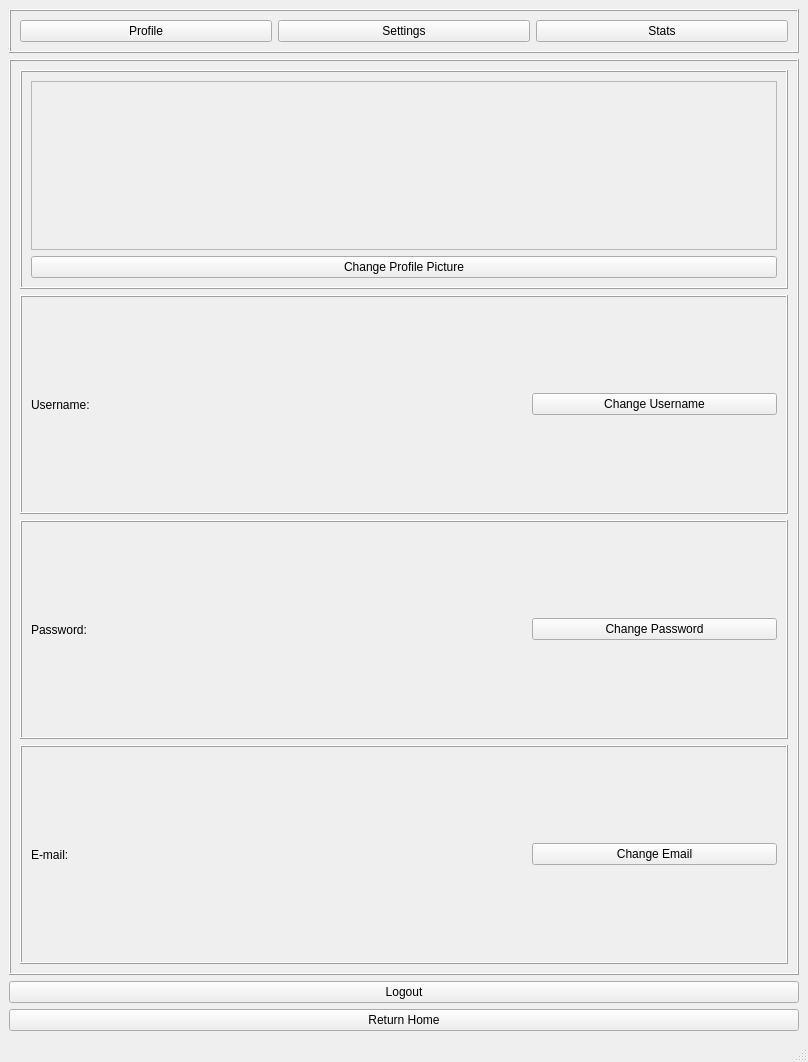
Old version of the form app/frontend/qtdesigner/profile_design.ui in the repository Webtamu/shumi.
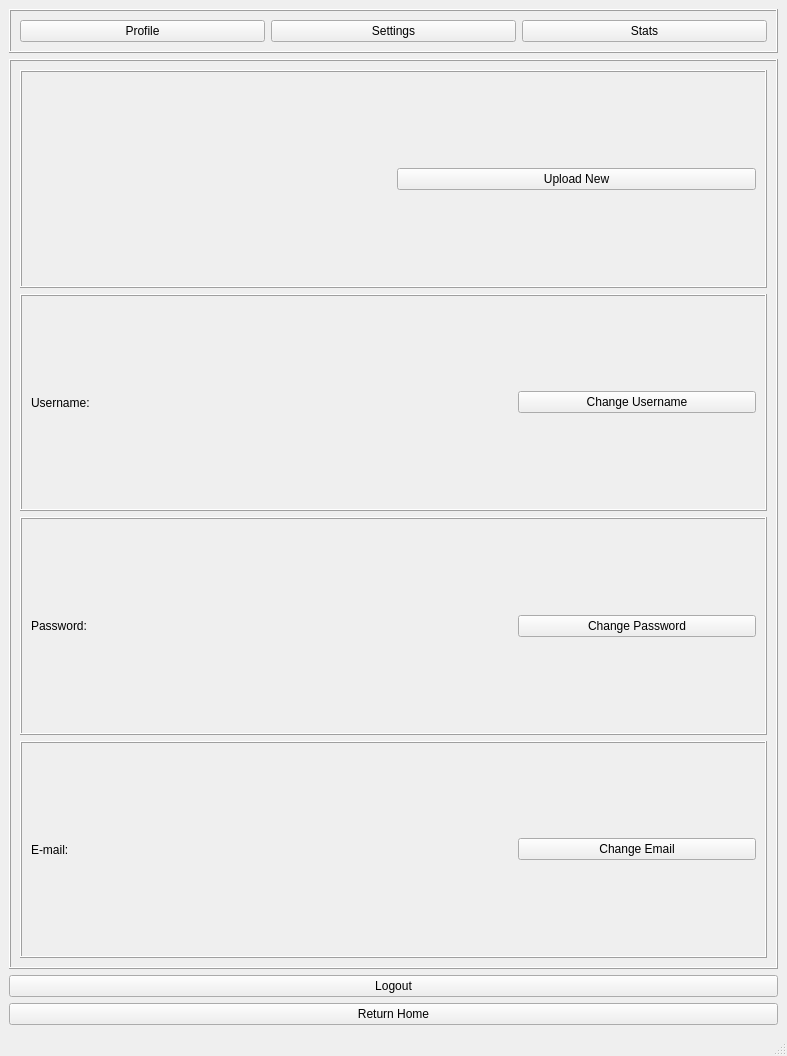
New version of the form. Icons and pictures are not drawn.

Commit message: Fixed image resizing

```diff
--- a/app/frontend/qtdesigner/profile_design.ui
+++ b/app/frontend/qtdesigner/profile_design.ui
@@ -6,8 +6,8 @@
    <rect>
     <x>0</x>
     <y>0</y>
-    <width>808</width>
-    <height>1062</height>
+    <width>787</width>
+    <height>1056</height>
    </rect>
   </property>
   <property name="windowTitle">
@@ -71,30 +71,9 @@
          <property name="frameShadow">
           <enum>QFrame::Shadow::Raised</enum>
          </property>
-         <layout class="QVBoxLayout" name="verticalLayout_3">
+         <layout class="QHBoxLayout" name="horizontalLayout_3">
           <item>
-           <widget class="QFrame" name="frame_12">
-            <property name="frameShape">
-             <enum>QFrame::Shape::StyledPanel</enum>
-            </property>
-            <property name="frameShadow">
-             <enum>QFrame::Shadow::Raised</enum>
-            </property>
             <widget class="QLabel" name="label">
-             <property name="geometry">
-              <rect>
-               <x>320</x>
-               <y>50</y>
-               <width>101</width>
-               <height>101</height>
-              </rect>
-             </property>
-             <property name="sizePolicy">
-              <sizepolicy hsizetype="Fixed" vsizetype="Fixed">
-               <horstretch>0</horstretch>
-               <verstretch>0</verstretch>
-              </sizepolicy>
-             </property>
              <property name="text">
               <string/>
              </property>
@@ -104,16 +83,12 @@
              <property name="scaledContents">
               <bool>true</bool>
              </property>
-             <property name="alignment">
-              <set>Qt::AlignmentFlag::AlignCenter</set>
-             </property>
-            </widget>
            </widget>
           </item>
           <item>
            <widget class="QPushButton" name="btnChangeProfilePic">
             <property name="text">
-             <string>Change Profile Picture</string>
+             <string>Upload New</string>
             </property>
            </widget>
           </item>
```
Left out of the diff: 3 changed lines with no effect on the pictures. Lines whose indentation alone changed are shown as unchanged.
